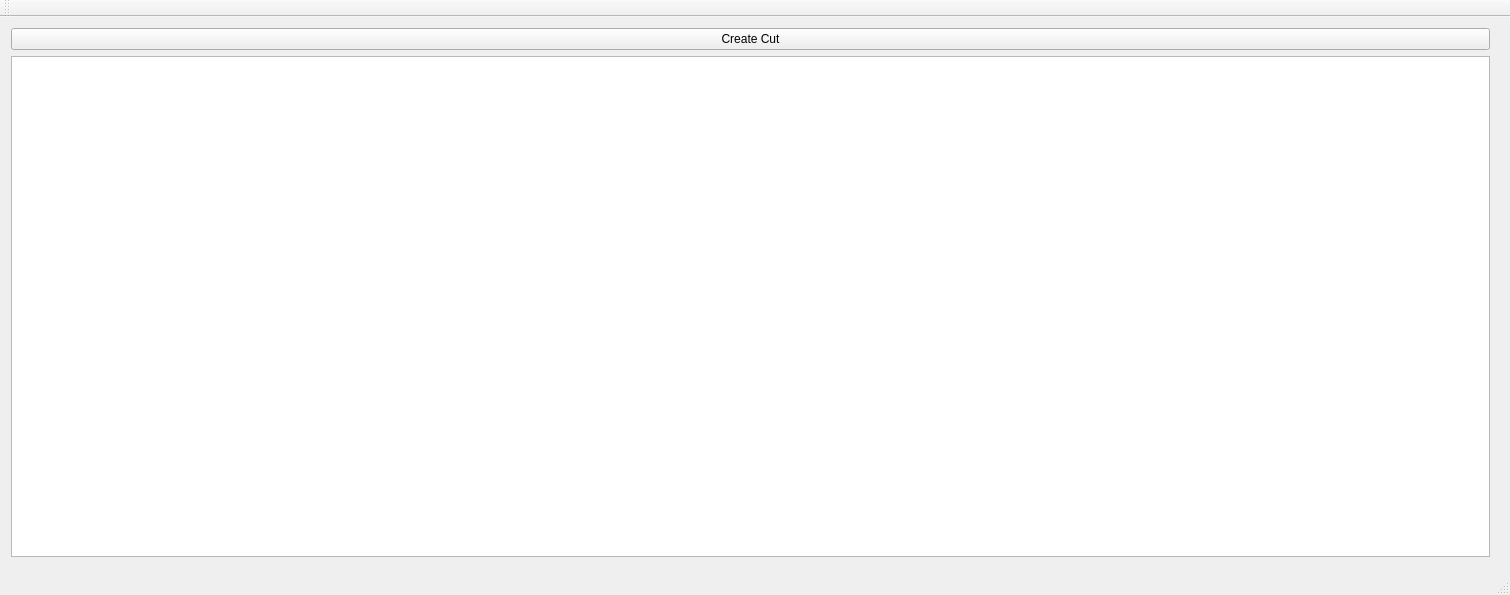
First picture: the form in mainwindow.ui, repository wszechmogacy/photometric-curves, before the edit.
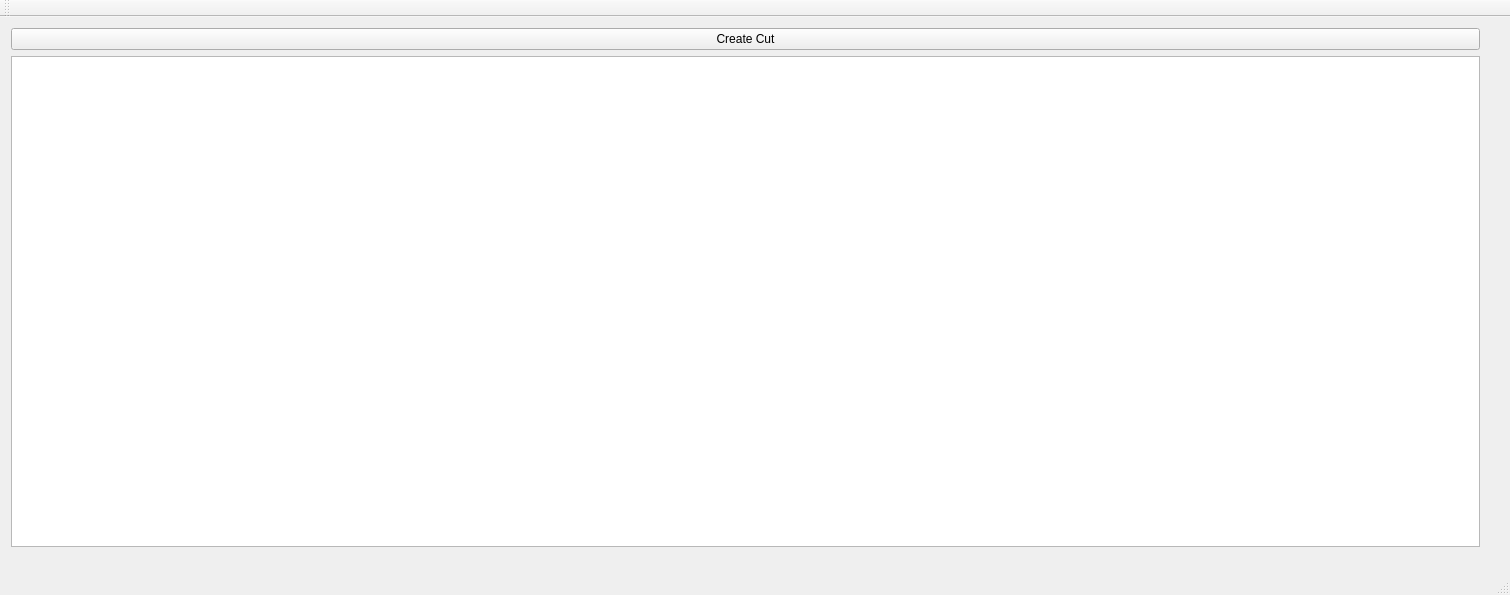
Second picture: the form after the edit.

The edit to the form file:
```diff
--- a/mainwindow.ui
+++ b/mainwindow.ui
@@ -19,21 +19,24 @@
      <rect>
       <x>0</x>
       <y>0</y>
-      <width>1501</width>
-      <height>551</height>
+      <width>1491</width>
+      <height>541</height>
      </rect>
     </property>
-    <layout class="QVBoxLayout" name="verticalLayout">
-     <item>
+    <layout class="QGridLayout" name="gridLayout">
+     <property name="sizeConstraint">
+      <enum>QLayout::SetDefaultConstraint</enum>
+     </property>
+     <item row="1" column="0">
+      <widget class="QTableWidget" name="dataTable"/>
+     </item>
+     <item row="0" column="0">
       <widget class="QPushButton" name="cutButton">
        <property name="text">
         <string>Create Cut</string>
        </property>
       </widget>
      </item>
-     <item>
-      <widget class="QTableWidget" name="dataTable"/>
-     </item>
     </layout>
    </widget>
   </widget>
```
